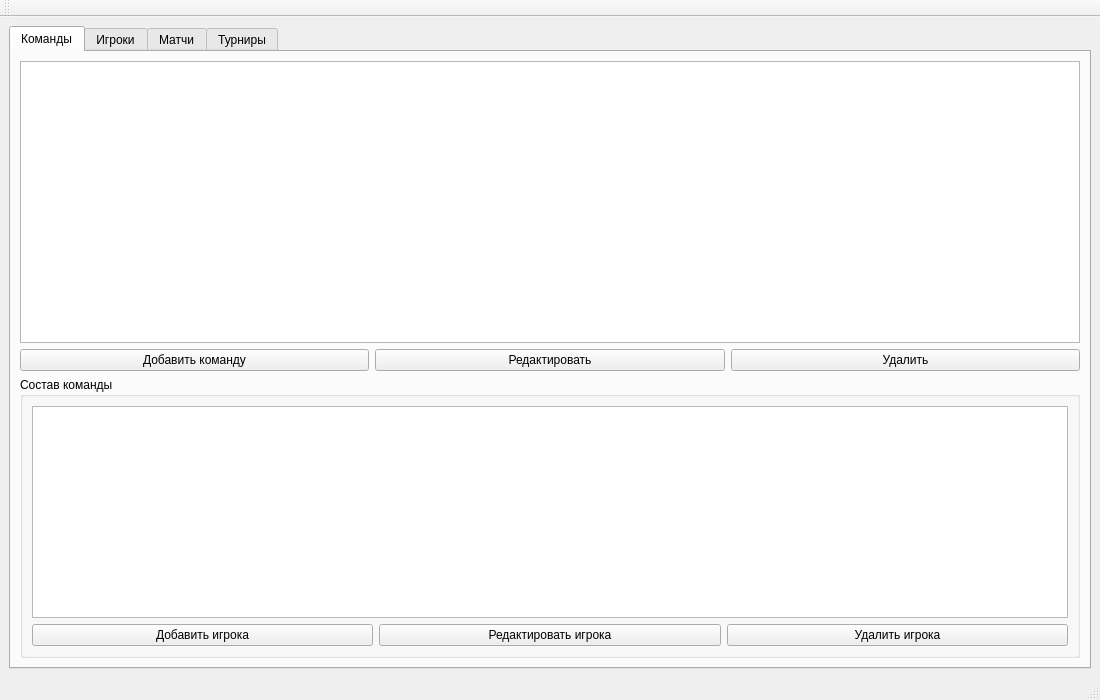
Before: the Qt Designer form mainwindow.ui in rewp88/GameSimulationBasketball, drawn with Qt 5.
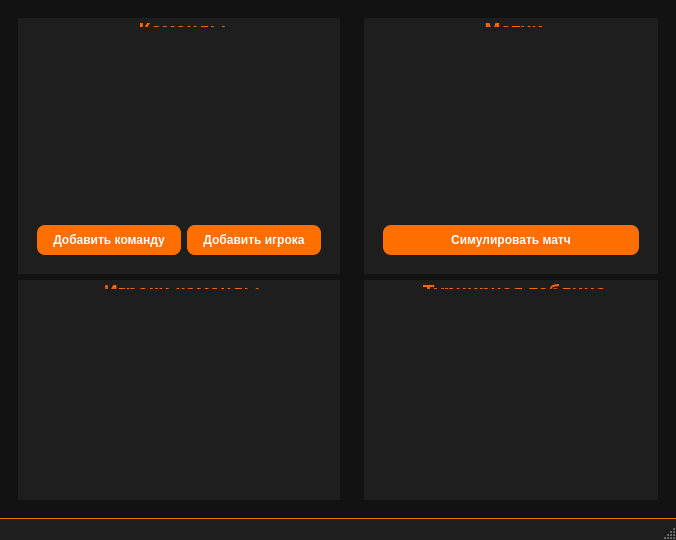
After: the same form once the commit is applied.

Commit message: full wnd cpp + remake UI + fix some syntax errors, rebuild qmake -_-

```diff
--- a/mainwindow.ui
+++ b/mainwindow.ui
@@ -2,37 +2,106 @@
 <ui version="4.0">
  <class>MainWindow</class>
  <widget class="QMainWindow" name="MainWindow">
-  <property name="geometry">
-   <rect>
-    <x>0</x>
-    <y>0</y>
-    <width>1100</width>
-    <height>700</height>
-   </rect>
-  </property>
   <property name="windowTitle">
-   <string>Баскетбольный симулятор</string>
+   <string>Basketball Simulator</string>
+  </property>
+  <property name="styleSheet">
+   <string notr="true">
+    QMainWindow {
+        background-color: #121212;
+        color: #f0f0f0;
+        font-family: "Segoe UI", Tahoma, Geneva, Verdana, sans-serif;
+        font-size: 12pt;
+    }
+    QGroupBox {
+        border: none;
+        margin-top: 1.5em;
+        padding: 0 10px 10px 10px;
+        background-color: #1e1e1e;
+        color: #ff6600;
+        font-weight: bold;
+        font-size: 14pt;
+    }
+    QGroupBox::title {
+        subcontrol-origin: margin;
+        subcontrol-position: top center;
+        padding: 0 5px;
+        color: #ff6600;
+        background-color: transparent;
+    }
+    QPushButton {
+        background-color: #ff6f00;
+        color: #fff;
+        border-radius: 8px;
+        padding: 8px 16px;
+        font-weight: 700;
+        border: none;
+    }
+    QPushButton:hover {
+        background-color: #ff8f00;
+    }
+    QTableView {
+        background-color: #1e1e1e;
+        color: #fff;
+        border: none;
+        gridline-color: #333333;
+        selection-background-color: #ff8f00;
+        selection-color: #000;
+        outline: 0;
+    }
+    QHeaderView::section {
+        background-color: #ff6f00;
+        color: #fff;
+        padding: 6px;
+        border: none;
+        font-weight: 700;
+    }
+    QTableView::item {
+        border-bottom: 1px solid #333333;
+    }
+    QTableView::item:selected {
+        background-color: #ff8f00;
+        color: #000;
+    }
+    QScrollBar:vertical {
+        background: #121212;
+        width: 12px;
+        margin: 15px 3px 15px 3px;
+        border-radius: 6px;
+    }
+    QScrollBar::handle:vertical {
+        background: #ff6f00;
+        min-height: 20px;
+        border-radius: 6px;
+    }
+    QScrollBar::add-line:vertical, QScrollBar::sub-line:vertical {
+        height: 15px;
+        background: none;
+        border: none;
+    }
+    QStatusBar {
+        background-color: #1e1e1e;
+        color: #ffb74d;
+        border-top: 1px solid #ff6f00;
+    }
+   </string>
   </property>
   <widget class="QWidget" name="centralwidget">
-   <layout class="QVBoxLayout" name="verticalLayoutMain">
+   <layout class="QHBoxLayout" name="horizontalLayoutMain">
     <item>
-     <widget class="QTabWidget" name="tabWidget">
-      <property name="tabPosition">
-       <enum>QTabWidget::North</enum>
-      </property>
-      <property name="currentIndex">
-       <number>0</number>
-      </property>
-      <widget class="QWidget" name="tabTeams">
-       <attribute name="title">
+     <widget class="QWidget" name="leftPanel">
+      <layout class="QVBoxLayout" name="verticalLayoutLeft">
+       <item>
+        <widget class="QGroupBox" name="teamsGroupBox">
+         <property name="title">
         <string>Команды</string>
-       </attribute>
-       <layout class="QVBoxLayout" name="verticalLayoutTeams">
+         </property>
+         <layout class="QVBoxLayout" name="verticalLayoutTeamsGroup">
         <item>
-         <widget class="QTableView" name="teamsTable"/>
+           <widget class="QTableView" name="teamsList"/>
         </item>
         <item>
-         <layout class="QHBoxLayout">
+           <layout class="QHBoxLayout" name="horizontalLayoutTeamButtons">
           <item>
            <widget class="QPushButton" name="addTeamButton">
             <property name="text">
@@ -41,87 +110,42 @@
            </widget>
           </item>
           <item>
-           <widget class="QPushButton" name="editTeamButton">
-            <property name="text">
-             <string>Редактировать</string>
-            </property>
-           </widget>
-          </item>
-          <item>
-           <widget class="QPushButton" name="deleteTeamButton">
-            <property name="text">
-             <string>Удалить</string>
-            </property>
-           </widget>
-          </item>
-         </layout>
-        </item>
-        <item>
-         <widget class="QGroupBox" name="teamInfoBox">
-          <property name="title">
-           <string>Состав команды</string>
-          </property>
-          <layout class="QVBoxLayout">
-           <item>
-            <widget class="QTableView" name="teamPlayersTable"/>
-           </item>
-           <item>
-            <layout class="QHBoxLayout">
-             <item>
               <widget class="QPushButton" name="addPlayerButton">
                <property name="text">
                 <string>Добавить игрока</string>
                </property>
               </widget>
              </item>
-             <item>
-              <widget class="QPushButton" name="editPlayerButton">
-               <property name="text">
-                <string>Редактировать игрока</string>
-               </property>
-              </widget>
-             </item>
-             <item>
-              <widget class="QPushButton" name="deletePlayerButton">
-               <property name="text">
-                <string>Удалить игрока</string>
-               </property>
-              </widget>
-             </item>
             </layout>
            </item>
           </layout>
          </widget>
         </item>
-       </layout>
-      </widget>
-      <widget class="QWidget" name="tabPlayers">
-       <attribute name="title">
-        <string>Игроки</string>
-       </attribute>
-       <layout class="QVBoxLayout" name="verticalLayoutPlayers">
+       <item>
+        <widget class="QGroupBox" name="playersGroupBox">
+         <property name="title">
+          <string>Игроки команды</string>
+         </property>
+         <layout class="QVBoxLayout" name="verticalLayoutPlayersGroup">
         <item>
          <widget class="QTableView" name="playersTable"/>
         </item>
+         </layout>
+        </widget>
+       </item>
+      </layout>
+     </widget>
+    </item>
+
         <item>
-         <widget class="QGroupBox" name="playerStatsBox">
+     <widget class="QWidget" name="rightPanel">
+      <layout class="QVBoxLayout" name="verticalLayoutRight">
+       <item>
+        <widget class="QGroupBox" name="matchesGroupBox">
           <property name="title">
-           <string>Статистика игрока</string>
-          </property>
-          <layout class="QVBoxLayout">
-           <item>
-            <widget class="QLabel" name="playerStatsLabel"/>
-           </item>
-          </layout>
-         </widget>
-        </item>
-       </layout>
-      </widget>
-      <widget class="QWidget" name="tabMatches">
-       <attribute name="title">
         <string>Матчи</string>
-       </attribute>
-       <layout class="QVBoxLayout" name="verticalLayoutMatches">
+         </property>
+         <layout class="QVBoxLayout" name="verticalLayoutMatchesGroup">
         <item>
          <widget class="QTableView" name="matchesTable"/>
         </item>
@@ -132,44 +156,15 @@
           </property>
          </widget>
         </item>
-        <item>
-         <widget class="QGroupBox" name="matchInfoBox">
-          <property name="title">
-           <string>Детали матча</string>
-          </property>
-          <layout class="QVBoxLayout">
-           <item>
-            <widget class="QLabel" name="matchDetailsLabel"/>
-           </item>
-           <item>
-            <widget class="QListWidget" name="matchEventsList"/>
-           </item>
           </layout>
          </widget>
         </item>
-       </layout>
-      </widget>
-      <widget class="QWidget" name="tabTournaments">
-       <attribute name="title">
-        <string>Турниры</string>
-       </attribute>
-       <layout class="QVBoxLayout" name="verticalLayoutTournaments">
         <item>
-         <widget class="QTableView" name="tournamentTable"/>
-        </item>
-        <item>
-         <widget class="QPushButton" name="simulateTournamentButton">
-          <property name="text">
-           <string>Симулировать турнир</string>
-          </property>
-         </widget>
-        </item>
-        <item>
-         <widget class="QGroupBox" name="tournamentInfoBox">
+        <widget class="QGroupBox" name="standingsGroupBox">
           <property name="title">
            <string>Турнирная таблица</string>
           </property>
-          <layout class="QVBoxLayout">
+         <layout class="QVBoxLayout" name="verticalLayoutStandingsGroup">
            <item>
             <widget class="QTableView" name="standingsTable"/>
            </item>
@@ -178,28 +173,10 @@
         </item>
        </layout>
       </widget>
-     </widget>
     </item>
    </layout>
   </widget>
-  <widget class="QMenuBar" name="menubar">
-   <property name="geometry">
-    <rect>
-     <x>0</x>
-     <y>0</y>
-     <width>1100</width>
-     <height>25</height>
-    </rect>
-   </property>
-  </widget>
-  <widget class="QToolBar" name="mainToolBar">
-   <attribute name="toolBarArea">
-    <enum>TopToolBarArea</enum>
-   </attribute>
-   <attribute name="toolBarBreak">
-    <bool>false</bool>
-   </attribute>
-  </widget>
+  <widget class="QMenuBar" name="menubar"/>
   <widget class="QStatusBar" name="statusbar"/>
  </widget>
  <resources/>
```
Lines whose indentation alone changed are shown as unchanged. The commit also changes 3 other files.
